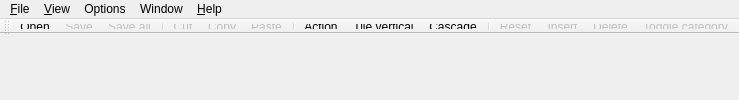
berkus/lavape, file lavape/src/Lava_UI/cmainframe.ui: the form before one commit.
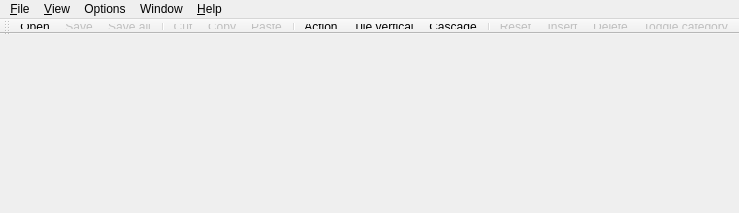
The form after the commit. Icons and pictures are not drawn.

What changed in the file:
```diff
--- a/lavape/src/Lava_UI/cmainframe.ui
+++ b/lavape/src/Lava_UI/cmainframe.ui
@@ -1,6 +1,14 @@
 <ui version="4.0" >
  <class>CMainFrame</class>
  <widget class="QMainWindow" name="CMainFrame" >
+  <property name="geometry" >
+   <rect>
+    <x>0</x>
+    <y>0</y>
+    <width>539</width>
+    <height>213</height>
+   </rect>
+  </property>
   <property name="windowTitle" >
    <string>Lava Interpreter</string>
   </property>
```
Left out of the diff: 2 changed lines with no effect on the pictures.
